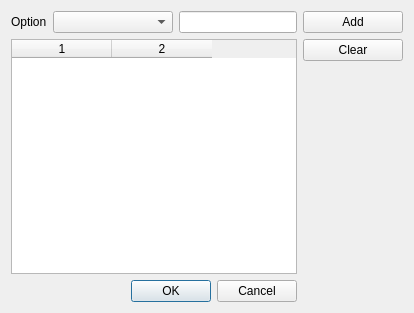
priority5/qt, file qtcoap/examples/coap/simplecoapclient/optiondialog.ui: the form before one commit.
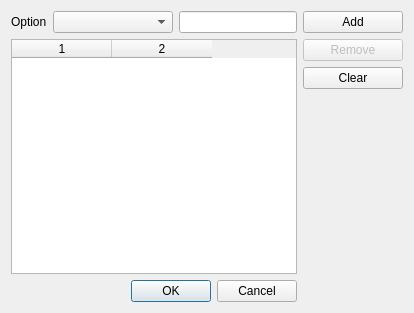
The form after the commit.

Diff of the .ui file:
```diff
--- a/qtcoap/examples/coap/simplecoapclient/optiondialog.ui
+++ b/qtcoap/examples/coap/simplecoapclient/optiondialog.ui
@@ -90,6 +90,16 @@
          </property>
         </widget>
        </item>
+       <item>
+        <widget class="QPushButton" name="removeButton">
+         <property name="enabled">
+          <bool>false</bool>
+         </property>
+         <property name="text">
+          <string>Remove</string>
+         </property>
+        </widget>
+       </item>
        <item>
         <widget class="QPushButton" name="clearButton">
          <property name="text">
```
Left out of the diff: 6 changed lines with no effect on the pictures.
